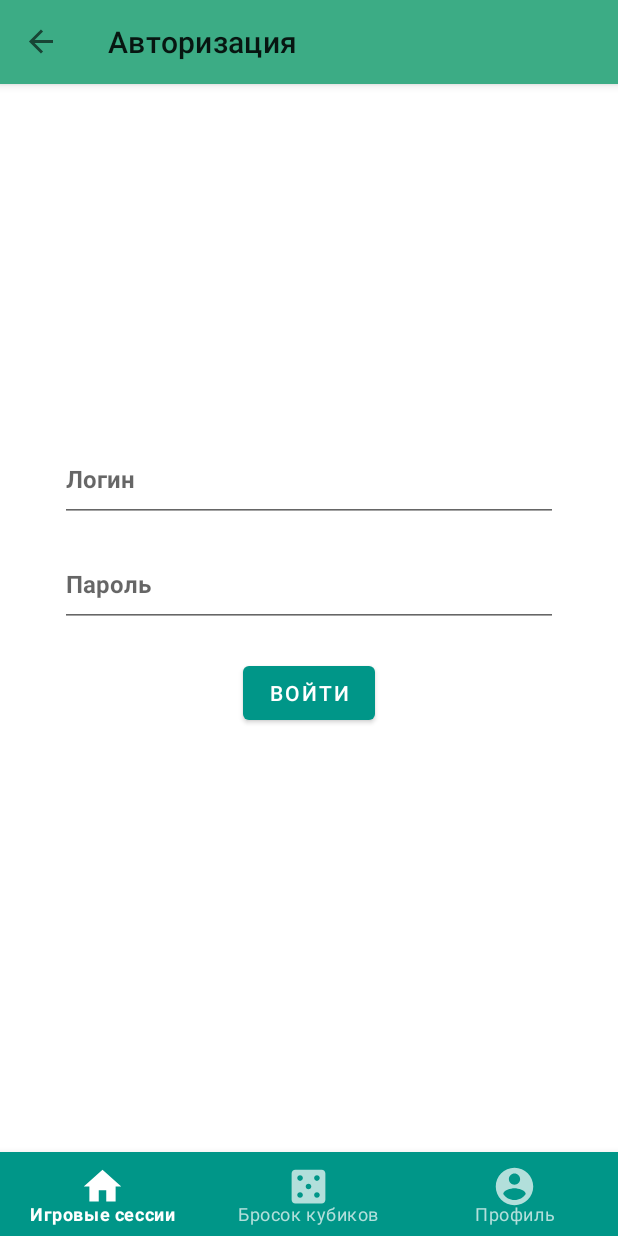
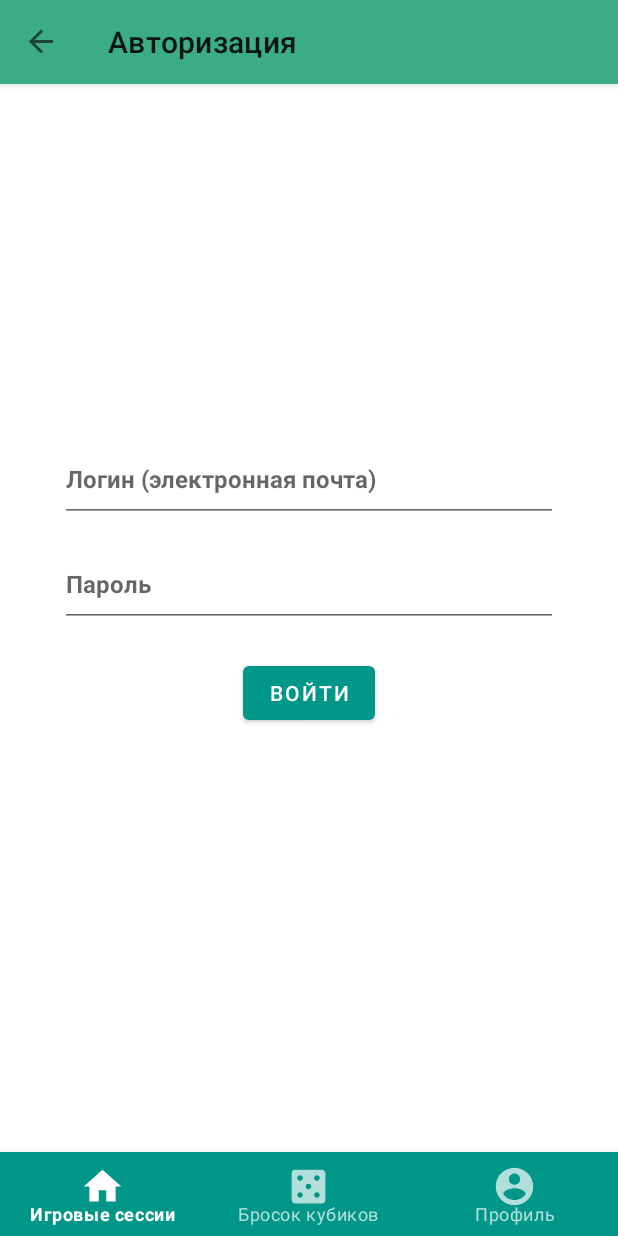
Before and after one commit to TeaProphet/TP-5.1-3, an Android app: the SignInFragment screen opened through its navigation route, on a phone screen of 412 x 824 dp. Run offline under Robolectric (Android 15) with nearby library versions, the phone set to English and light mode, and no system bars; our stand-ins replace navigation-ui; libraries missing offline, so code that uses them is left out: org.springframework.web; 5 statements that could not run were skipped.

Commit message:
ORG-17: Fixed some hardcoded fields.

```diff
--- a/client/app/src/main/res/layout/sign_in.xml
+++ b/client/app/src/main/res/layout/sign_in.xml
@@ -20,7 +20,7 @@
                 android:layout_margin="10dp"
                 android:ems="10"
                 android:gravity="start|top"
-                android:hint="Логин"
+                android:hint="@string/loginHint"
                 android:inputType="text"
                 android:minHeight="50dp"
                 android:textAlignment="viewStart"
@@ -38,7 +38,7 @@
             android:layout_margin="10dp"
             android:ems="10"
             android:gravity="start|top"
-            android:hint="Пароль"
+            android:hint="@string/passwordHint"
             android:inputType="textPassword"
             android:minHeight="50dp"
             android:textAlignment="viewStart"
@@ -55,7 +55,7 @@
             android:layout_height="wrap_content"
             android:layout_margin="10dp"
             android:layout_marginBottom="20dp"
-            android:text="Войти"
+            android:text="@string/signInButtonText"
             android:textColor="@color/white"
             app:layout_constraintEnd_toEndOf="parent"
             app:layout_constraintHorizontal_bias="0.0"
--- a/client/app/src/main/res/values/strings.xml
+++ b/client/app/src/main/res/values/strings.xml
@@ -75,7 +75,7 @@
     </string>
     <string name="signUpButtonText">Зарегистрироваться</string>
     <string name="passwordHint">Пароль</string>
-    <string name="loginHint">name@mail.com</string>
+    <string name="loginHint">Логин (электронная почта)</string>
     <string name="nicknameHint">Никнейм</string>
     <string name="banInfo">Ваша учётная запись заблокирована администратором. Причиной могли послужить: нарушение УК РФ, оскорбительные названия игровых сессий/учётной записи и иные нарушения. Обратитесь по следующему адресу электронной почты за дополнительными разъяснениями: e-mail</string>
     <string name="chooseAvatarButton">Выбрать аватар</string>
@@ -89,5 +89,6 @@
     <string name="agePlaceholder">Не указано</string>
     <string name="gamesPlaceholder">Не указано</string>
     <string name="vkPlaceholder">Не указано</string>
-    <string name="tgPlaceholder">Не задано</string>
+    <string name="tgPlaceholder">Не указано</string>
+    <string name="signInButtonText">Войти</string>
 </resources>
```
